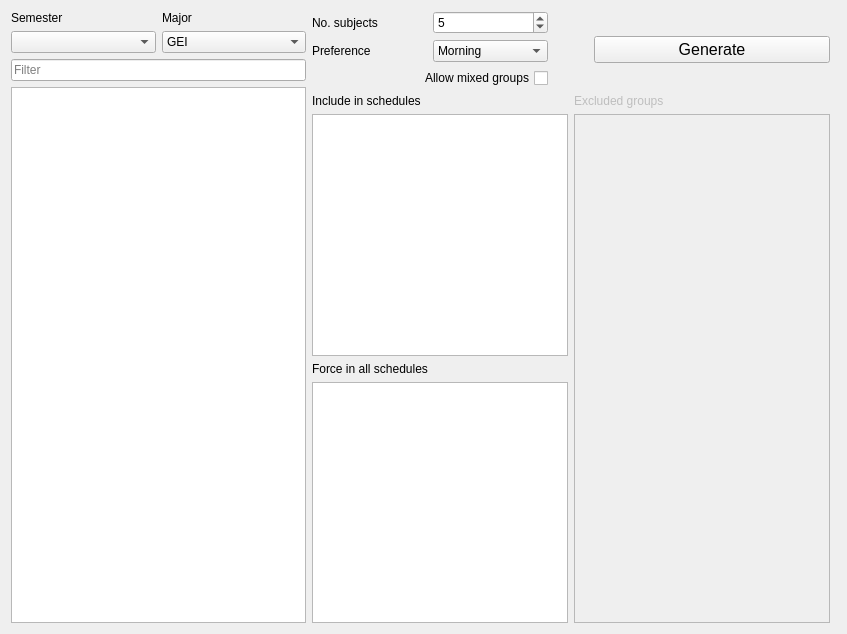
Old version of the form ui/MyForm.ui in the repository DarkJaslo/Horaris-FIB.
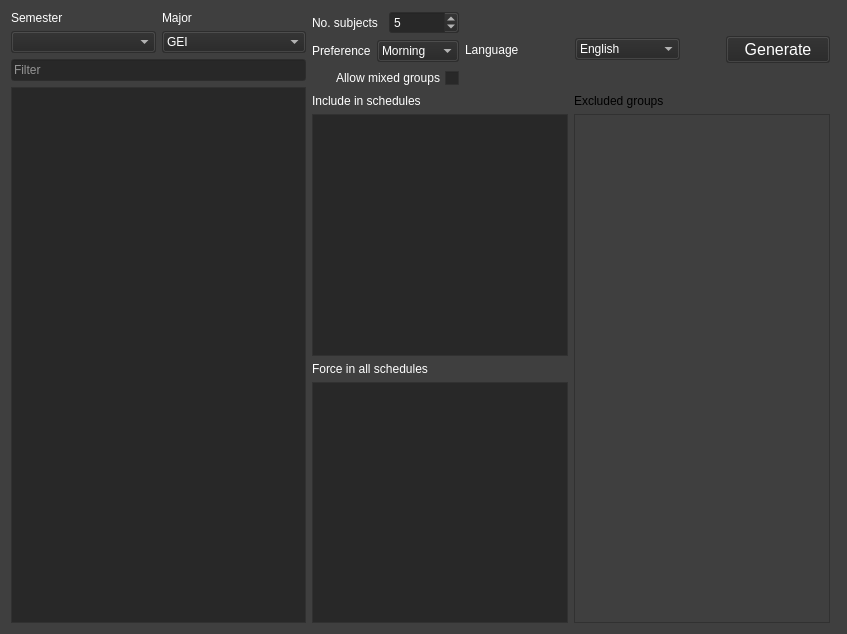
New version of the form. Custom widgets are drawn as their Qt base class.

Commit message: Improvements Better colours, language selection

Diff of the .ui file:
```diff
--- a/ui/MyForm.ui
+++ b/ui/MyForm.ui
@@ -10,6 +10,475 @@
     <height>634</height>
    </rect>
   </property>
+  <property name="palette">
+   <palette>
+    <active>
+     <colorrole role="WindowText">
+      <brush brushstyle="SolidPattern">
+       <color alpha="255">
+        <red>255</red>
+        <green>255</green>
+        <blue>255</blue>
+       </color>
+      </brush>
+     </colorrole>
+     <colorrole role="Button">
+      <brush brushstyle="SolidPattern">
+       <color alpha="255">
+        <red>36</red>
+        <green>36</green>
+        <blue>36</blue>
+       </color>
+      </brush>
+     </colorrole>
+     <colorrole role="Light">
+      <brush brushstyle="SolidPattern">
+       <color alpha="255">
+        <red>0</red>
+        <green>0</green>
+        <blue>0</blue>
+       </color>
+      </brush>
+     </colorrole>
+     <colorrole role="Midlight">
+      <brush brushstyle="SolidPattern">
+       <color alpha="255">
+        <red>0</red>
+        <green>0</green>
+        <blue>0</blue>
+       </color>
+      </brush>
+     </colorrole>
+     <colorrole role="Dark">
+      <brush brushstyle="SolidPattern">
+       <color alpha="255">
+        <red>0</red>
+        <green>0</green>
+        <blue>0</blue>
+       </color>
+      </brush>
+     </colorrole>
+     <colorrole role="Mid">
+      <brush brushstyle="SolidPattern">
+       <color alpha="255">
+        <red>0</red>
+        <green>0</green>
+        <blue>0</blue>
+       </color>
+      </brush>
+     </colorrole>
+     <colorrole role="Text">
+      <brush brushstyle="SolidPattern">
+       <color alpha="255">
+        <red>255</red>
+        <green>255</green>
+        <blue>255</blue>
+       </color>
+      </brush>
+     </colorrole>
+     <colorrole role="BrightText">
+      <brush brushstyle="SolidPattern">
+       <color alpha="255">
+        <red>255</red>
+        <green>255</green>
+        <blue>255</blue>
+       </color>
+      </brush>
+     </colorrole>
+     <colorrole role="ButtonText">
+      <brush brushstyle="SolidPattern">
+       <color alpha="255">
+        <red>255</red>
+        <green>255</green>
+        <blue>255</blue>
+       </color>
+      </brush>
+     </colorrole>
+     <colorrole role="Base">
+      <brush brushstyle="SolidPattern">
+       <color alpha="255">
+        <red>40</red>
+        <green>40</green>
+        <blue>40</blue>
+       </color>
+      </brush>
+     </colorrole>
+     <colorrole role="Window">
+      <brush brushstyle="SolidPattern">
+       <color alpha="255">
+        <red>63</red>
+        <green>63</green>
+        <blue>63</blue>
+       </color>
+      </brush>
+     </colorrole>
+     <colorrole role="Shadow">
+      <brush brushstyle="SolidPattern">
+       <color alpha="255">
+        <red>0</red>
+        <green>0</green>
+        <blue>0</blue>
+       </color>
+      </brush>
+     </colorrole>
+     <colorrole role="Highlight">
+      <brush brushstyle="SolidPattern">
+       <color alpha="255">
+        <red>111</red>
+        <green>148</green>
+        <blue>171</blue>
+       </color>
+      </brush>
+     </colorrole>
+     <colorrole role="AlternateBase">
+      <brush brushstyle="SolidPattern">
+       <color alpha="255">
+        <red>0</red>
+        <green>0</green>
+        <blue>0</blue>
+       </color>
+      </brush>
+     </colorrole>
+     <colorrole role="ToolTipBase">
+      <brush brushstyle="SolidPattern">
+       <color alpha="255">
+        <red>255</red>
+        <green>255</green>
+        <blue>220</blue>
+       </color>
+      </brush>
+     </colorrole>
+     <colorrole role="ToolTipText">
+      <brush brushstyle="SolidPattern">
+       <color alpha="255">
+        <red>0</red>
+        <green>0</green>
+        <blue>0</blue>
+       </color>
+      </brush>
+     </colorrole>
+     <colorrole role="PlaceholderText">
+      <brush brushstyle="SolidPattern">
+       <color alpha="128">
+        <red>255</red>
+        <green>255</green>
+        <blue>255</blue>
+       </color>
+      </brush>
+     </colorrole>
+    </active>
+    <inactive>
+     <colorrole role="WindowText">
+      <brush brushstyle="SolidPattern">
+       <color alpha="255">
+        <red>255</red>
+        <green>255</green>
+        <blue>255</blue>
+       </color>
+      </brush>
+     </colorrole>
+     <colorrole role="Button">
+      <brush brushstyle="SolidPattern">
+       <color alpha="255">
+        <red>36</red>
+        <green>36</green>
+        <blue>36</blue>
+       </color>
+      </brush>
+     </colorrole>
+     <colorrole role="Light">
+      <brush brushstyle="SolidPattern">
+       <color alpha="255">
+        <red>0</red>
+        <green>0</green>
+        <blue>0</blue>
+       </color>
+      </brush>
+     </colorrole>
+     <colorrole role="Midlight">
+      <brush brushstyle="SolidPattern">
+       <color alpha="255">
+        <red>0</red>
+        <green>0</green>
+        <blue>0</blue>
+       </color>
+      </brush>
+     </colorrole>
+     <colorrole role="Dark">
+      <brush brushstyle="SolidPattern">
+       <color alpha="255">
+        <red>0</red>
+        <green>0</green>
+        <blue>0</blue>
+       </color>
+      </brush>
+     </colorrole>
+     <colorrole role="Mid">
+      <brush brushstyle="SolidPattern">
+       <color alpha="255">
+        <red>0</red>
+        <green>0</green>
+        <blue>0</blue>
+       </color>
+      </brush>
+     </colorrole>
+     <colorrole role="Text">
+      <brush brushstyle="SolidPattern">
+       <color alpha="255">
+        <red>255</red>
+        <green>255</green>
+        <blue>255</blue>
+       </color>
+      </brush>
+     </colorrole>
+     <colorrole role="BrightText">
+      <brush brushstyle="SolidPattern">
+       <color alpha="255">
+        <red>255</red>
+        <green>255</green>
+        <blue>255</blue>
+       </color>
+      </brush>
+     </colorrole>
+     <colorrole role="ButtonText">
+      <brush brushstyle="SolidPattern">
+       <color alpha="255">
+        <red>255</red>
+        <green>255</green>
+        <blue>255</blue>
+       </color>
+      </brush>
+     </colorrole>
+     <colorrole role="Base">
+      <brush brushstyle="SolidPattern">
+       <color alpha="255">
+        <red>40</red>
+        <green>40</green>
+        <blue>40</blue>
+       </color>
+      </brush>
+     </colorrole>
+     <colorrole role="Window">
+      <brush brushstyle="SolidPattern">
+       <color alpha="255">
+        <red>63</red>
+        <green>63</green>
+        <blue>63</blue>
+       </color>
+      </brush>
+     </colorrole>
+     <colorrole role="Shadow">
+      <brush brushstyle="SolidPattern">
+       <color alpha="255">
+        <red>0</red>
+        <green>0</green>
+        <blue>0</blue>
+       </color>
+      </brush>
+     </colorrole>
+     <colorrole role="Highlight">
+      <brush brushstyle="SolidPattern">
+       <color alpha="255">
+        <red>111</red>
+        <green>148</green>
+        <blue>171</blue>
+       </color>
+      </brush>
+     </colorrole>
+     <colorrole role="AlternateBase">
+      <brush brushstyle="SolidPattern">
+       <color alpha="255">
+        <red>0</red>
+        <green>0</green>
+        <blue>0</blue>
+       </color>
+      </brush>
+     </colorrole>
+     <colorrole role="ToolTipBase">
+      <brush brushstyle="SolidPattern">
+       <color alpha="255">
+        <red>255</red>
+        <green>255</green>
+        <blue>220</blue>
+       </color>
+      </brush>
+     </colorrole>
+     <colorrole role="ToolTipText">
+      <brush brushstyle="SolidPattern">
+       <color alpha="255">
+        <red>0</red>
+        <green>0</green>
+        <blue>0</blue>
+       </color>
+      </brush>
+     </colorrole>
+     <colorrole role="PlaceholderText">
+      <brush brushstyle="SolidPattern">
+       <color alpha="128">
+        <red>255</red>
+        <green>255</green>
+        <blue>255</blue>
+       </color>
+      </brush>
+     </colorrole>
+    </inactive>
+    <disabled>
+     <colorrole role="WindowText">
+      <brush brushstyle="SolidPattern">
+       <color alpha="255">
+        <red>0</red>
+        <green>0</green>
+        <blue>0</blue>
+       </color>
+      </brush>
+     </colorrole>
+     <colorrole role="Button">
+      <brush brushstyle="SolidPattern">
+       <color alpha="255">
+        <red>36</red>
+        <green>36</green>
+        <blue>36</blue>
+       </color>
+      </brush>
+     </colorrole>
+     <colorrole role="Light">
+      <brush brushstyle="SolidPattern">
+       <color alpha="255">
+        <red>0</red>
+        <green>0</green>
+        <blue>0</blue>
+       </color>
+      </brush>
+     </colorrole>
+     <colorrole role="Midlight">
+      <brush brushstyle="SolidPattern">
+       <color alpha="255">
+        <red>0</red>
+        <green>0</green>
+        <blue>0</blue>
+       </color>
+      </brush>
+     </colorrole>
+     <colorrole role="Dark">
+      <brush brushstyle="SolidPattern">
+       <color alpha="255">
+        <red>0</red>
+        <green>0</green>
+        <blue>0</blue>
+       </color>
+      </brush>
+     </colorrole>
+     <colorrole role="Mid">
+      <brush brushstyle="SolidPattern">
+       <color alpha="255">
+        <red>0</red>
+        <green>0</green>
+        <blue>0</blue>
+       </color>
+      </brush>
+     </colorrole>
+     <colorrole role="Text">
+      <brush brushstyle="SolidPattern">
+       <color alpha="255">
+        <red>0</red>
+        <green>0</green>
+        <blue>0</blue>
+       </color>
+      </brush>
+     </colorrole>
+     <colorrole role="BrightText">
+      <brush brushstyle="SolidPattern">
+       <color alpha="255">
+        <red>255</red>
+        <green>255</green>
+        <blue>255</blue>
+       </color>
+      </brush>
+     </colorrole>
+     <colorrole role="ButtonText">
+      <brush brushstyle="SolidPattern">
+       <color alpha="255">
+        <red>0</red>
+        <green>0</green>
+        <blue>0</blue>
+       </color>
+      </brush>
+     </colorrole>
+     <colorrole role="Base">
+      <brush brushstyle="SolidPattern">
+       <color alpha="255">
+        <red>63</red>
+        <green>63</green>
+        <blue>63</blue>
+       </color>
+      </brush>
+     </colorrole>
+     <colorrole role="Window">
+      <brush brushstyle="SolidPattern">
+       <color alpha="255">
+        <red>63</red>
+        <green>63</green>
+        <blue>63</blue>
+       </color>
+      </brush>
+     </colorrole>
+     <colorrole role="Shadow">
+      <brush brushstyle="SolidPattern">
+       <color alpha="255">
+        <red>0</red>
+        <green>0</green>
+        <blue>0</blue>
+       </color>
+      </brush>
+     </colorrole>
+     <colorrole role="Highlight">
+      <brush brushstyle="SolidPattern">
+       <color alpha="255">
+        <red>145</red>
+        <green>145</green>
+        <blue>145</blue>
+       </color>
+      </brush>
+     </colorrole>
+     <colorrole role="AlternateBase">
+      <brush brushstyle="SolidPattern">
+       <color alpha="255">
+        <red>0</red>
+        <green>0</green>
+        <blue>0</blue>
+       </color>
+      </brush>
+     </colorrole>
+     <colorrole role="ToolTipBase">
+      <brush brushstyle="SolidPattern">
+       <color alpha="255">
+        <red>255</red>
+        <green>255</green>
+        <blue>220</blue>
+       </color>
+      </brush>
+     </colorrole>
+     <colorrole role="ToolTipText">
+      <brush brushstyle="SolidPattern">
+       <color alpha="255">
+        <red>0</red>
+        <green>0</green>
+        <blue>0</blue>
+       </color>
+      </brush>
+     </colorrole>
+     <colorrole role="PlaceholderText">
+      <brush brushstyle="SolidPattern">
+       <color alpha="128">
+        <red>255</red>
+        <green>255</green>
+        <blue>255</blue>
+       </color>
+      </brush>
+     </colorrole>
+    </disabled>
+   </palette>
+  </property>
   <property name="windowTitle">
    <string>Horaris FIB</string>
   </property>
@@ -173,6 +642,32 @@
            </item>
           </layout>
          </item>
+         <item>
+          <widget class="QLabel" name="label_4">
+           <property name="text">
+            <string>Language</string>
+           </property>
+          </widget>
+         </item>
+         <item>
+          <widget class="QComboBox" name="comboBox_2">
+           <item>
+            <property name="text">
+             <string>English</string>
+            </property>
+           </item>
+           <item>
+            <property name="text">
+             <string>Español</string>
+            </property>
+           </item>
+           <item>
+            <property name="text">
+             <string>Catala</string>
+            </property>
+           </item>
+          </widget>
+         </item>
          <item>
           <spacer name="horizontalSpacer">
            <property name="orientation">
```
Left out of the diff: 219 changed lines with no effect on the pictures. The commit also changes 9 other files.
